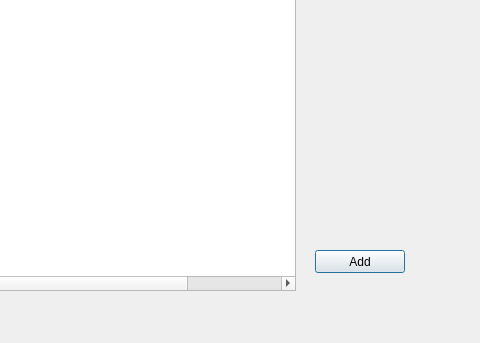
Old version of the form devices.ui in the repository fedulovs/InventoryUI; both pictures show x 315 to 795 and y 240 to 583 of the 795 by 583 pixel window.
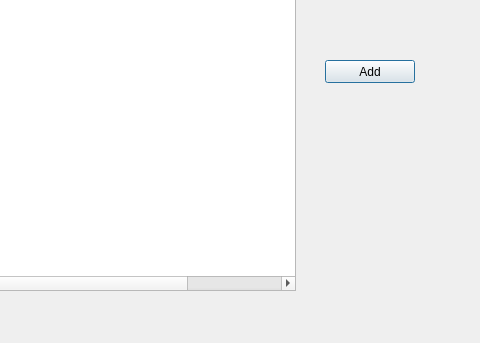
New version of the form.

Commit message: Add first add_device window

Diff of the .ui file:
```diff
--- a/devices.ui
+++ b/devices.ui
@@ -76,8 +76,8 @@
   <widget class="QPushButton" name="addDevice">
    <property name="geometry">
     <rect>
-     <x>630</x>
-     <y>490</y>
+     <x>640</x>
+     <y>300</y>
      <width>90</width>
      <height>23</height>
     </rect>
```
The commit also changes 2 other files.
